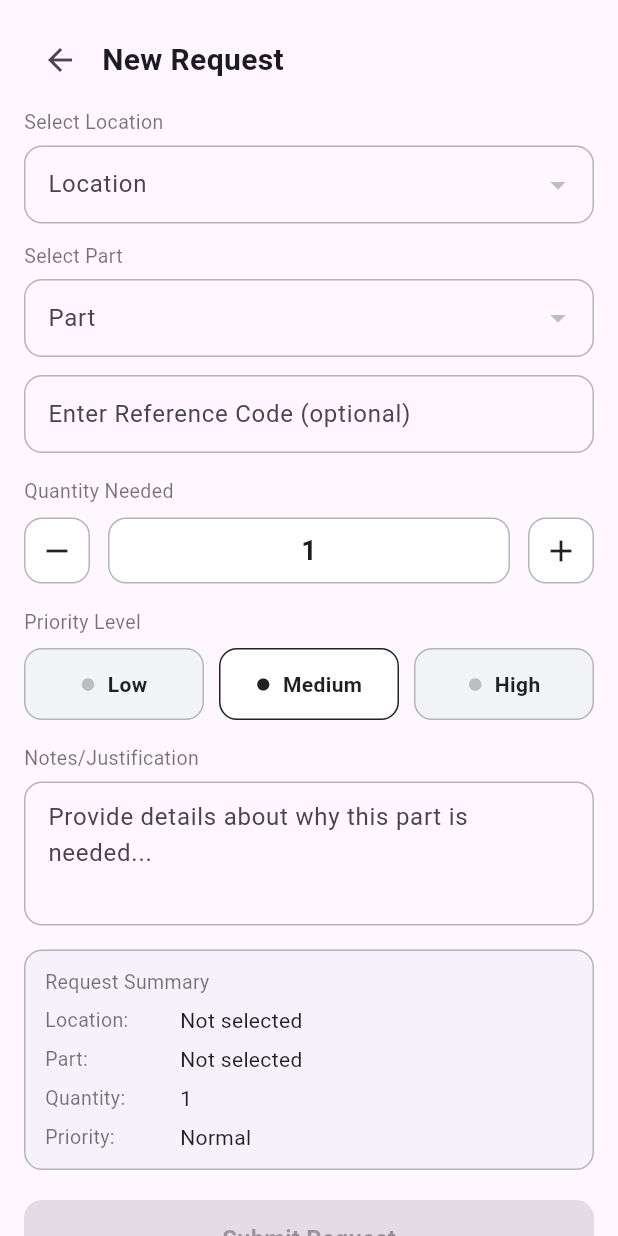
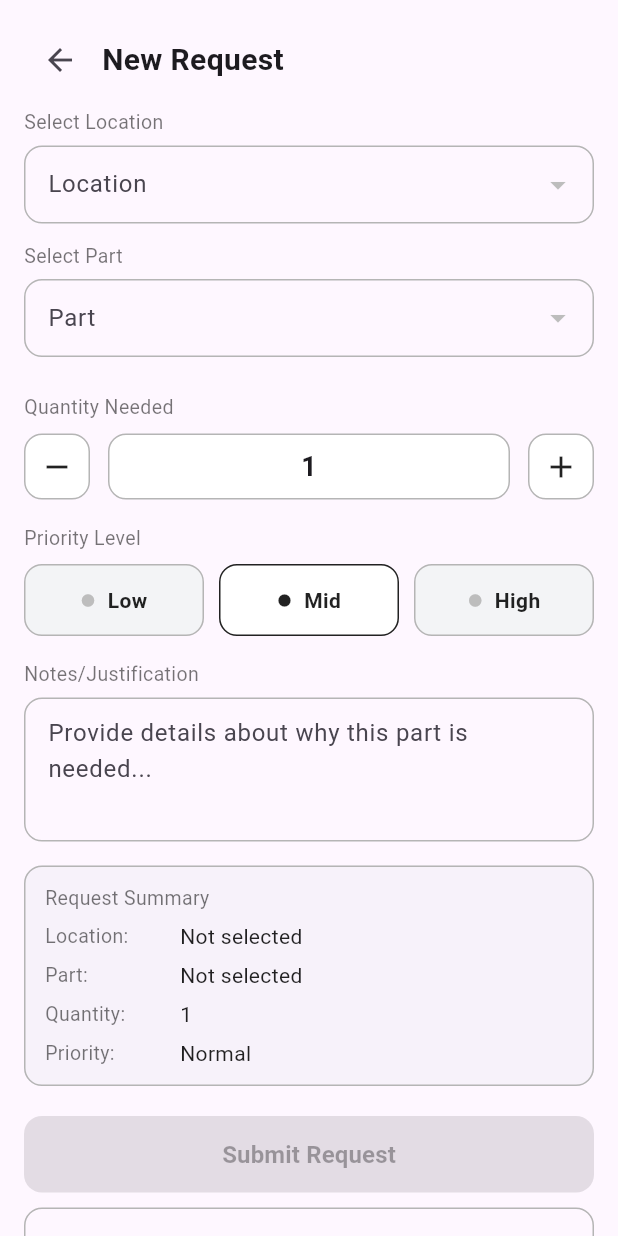
Before and after one commit to zijingkok/RSD3S1_KokZiJing_Source, a Flutter app: the InventoryRequestScreen widget shown alone on an empty page, opened directly, on a phone screen of 412 x 824 dp. Run offline on Flutter 3.47's test engine with Material 3 defaults, Android fonts, the phone set to English and light mode, and no system bars; our stand-ins replace supabase_flutter; missing offline and left inert: mobile_scanner; accounts and stored records are empty; network calls fail.

```diff
--- a/lib/Models/parts.dart
+++ b/lib/Models/parts.dart
@@ -5,6 +5,7 @@ class Part {
   final int stockQuantity;
   final String location;
   final int reorderLevel;
+
 
 
   Part({
@@ -27,6 +28,7 @@ class Part {
       stockQuantity: json['stock_quantity'] as int,
       location: json['location'] ?? '',
       reorderLevel: json['reorder_level'] ?? 0,
+
     );
   }
 }
--- a/lib/Screen/Inventory/inventory_request.dart
+++ b/lib/Screen/Inventory/inventory_request.dart
@@ -23,7 +23,7 @@ class _InventoryRequestScreenState extends State<InventoryRequestScreen> {
   // Distinct locations from _parts.location
   List<String> _locations = [];
 
-  String? _selectedLocation;   // dropdown #1
+  String? _selectedLocationID;   // dropdown #1
   String? _selectedPartId;     // dropdown #2
   int _qty = 1;
   ReqPriority _priority = ReqPriority.medium;
@@ -118,17 +118,17 @@ class _InventoryRequestScreenState extends State<InventoryRequestScreen> {
     setState(() {
       // Set location first so Part dropdown filters correctly
       if (loc != null && loc.isNotEmpty && _locations.contains(loc)) {
-        _selectedLocation = loc;
-      } else if (_locations.isNotEmpty && _selectedLocation == null) {
+        _selectedLocationID = loc;
+      } else if (_locations.isNotEmpty && _selectedLocationID == null) {
         // Optional fallback to first location if nothing provided
-        _selectedLocation = _locations.first;
+        _selectedLocationID = _locations.first;
       }
 
       // Only preselect the part if it belongs to the selected location
       if (partId != null) {
         final belongs = _parts.any((p) =>
         p['part_id'] == partId &&
-            (_selectedLocation == null || p['location'] == _selectedLocation));
+            (_selectedLocationID == null || p['location'] == _selectedLocationID));
         _selectedPartId = belongs ? partId : null;
       }
     });
@@ -164,6 +164,7 @@ class _InventoryRequestScreenState extends State<InventoryRequestScreen> {
 
   @override
   Widget build(BuildContext context) {
+
     const border = BorderSide(width: 1, color: Color(0xFFB5B5B5));
 
     // Read args exactly once on first build
@@ -174,9 +175,9 @@ class _InventoryRequestScreenState extends State<InventoryRequestScreen> {
     }
 
     // Filter parts by selected location
-    final filteredParts = (_selectedLocation == null || _selectedLocation!.isEmpty)
+    final filteredParts = (_selectedLocationID == null || _selectedLocationID!.isEmpty)
         ? <Map<String, dynamic>>[]
-        : _parts.where((p) => (p['location'] ?? '') == _selectedLocation).toList();
+        : _parts.where((p) => (p['location'] ?? '') == _selectedLocationID).toList();
 
     return SingleChildScrollView(
       padding: const EdgeInsets.fromLTRB(16, 16, 16, 16 + kBottomNavigationBarHeight),
@@ -201,7 +202,7 @@ class _InventoryRequestScreenState extends State<InventoryRequestScreen> {
           const Text('Select Location', style: TextStyle(fontSize: 13, color: Colors.black54)),
           const SizedBox(height: 6),
           DropdownButtonFormField<String>(
-            value: _selectedLocation,
+            value: _selectedLocationID,
             isExpanded: true,
             items: _locations
                 .map((loc) => DropdownMenuItem(
@@ -211,7 +212,7 @@ class _InventoryRequestScreenState extends State<InventoryRequestScreen> {
                 .toList(),
             onChanged: (v) {
               setState(() {
-                _selectedLocation = v;
+                _selectedLocationID = v;
                 _selectedPartId = null; // reset part when location changes
               });
             },
@@ -266,22 +267,8 @@ class _InventoryRequestScreenState extends State<InventoryRequestScreen> {
           const SizedBox(height: 12),
 
           // Optional reference code (UI only)
-          TextField(
-            controller: _codeCtrl,
-            decoration: InputDecoration(
-              hintText: 'Enter Reference Code (optional)',
-              contentPadding: const EdgeInsets.symmetric(horizontal: 12, vertical: 14),
-              border: OutlineInputBorder(
-                borderRadius: BorderRadius.circular(12),
-                borderSide: border,
-              ),
-              enabledBorder: OutlineInputBorder(
-                borderRadius: BorderRadius.circular(12),
-                borderSide: border,
-              ),
-            ),
-          ),
-          const SizedBox(height: 16),
+
+          const SizedBox(height: 12),
 
           // Quantity
           const Text('Quantity Needed', style: TextStyle(fontSize: 13, color: Colors.black54)),
@@ -330,7 +317,7 @@ class _InventoryRequestScreenState extends State<InventoryRequestScreen> {
               const SizedBox(width: 10),
               Expanded(
                 child: _PriorityPill(
-                  label: 'Medium',
+                  label: 'Mid',
                   selected: _priority == ReqPriority.medium,
                   onTap: () => setState(() => _priority = ReqPriority.medium),
                 ),
@@ -386,7 +373,7 @@ class _InventoryRequestScreenState extends State<InventoryRequestScreen> {
                   const Text('Request Summary',
                       style: TextStyle(fontSize: 13, color: Colors.black54)),
                   const SizedBox(height: 6),
-                  _kv('Location:', _selectedLocation ?? 'Not selected'),
+                  _kv('Location:', _selectedLocationID ?? 'Not selected'),
                   const SizedBox(height: 6),
                   _kv('Part:', _selectedPartName),
                   const SizedBox(height: 6),
--- a/lib/Screen/Inventory/inventory_request_status.dart
+++ b/lib/Screen/Inventory/inventory_request_status.dart
@@ -249,9 +249,6 @@ class _RequestCard extends StatelessWidget {
                     )),
               ],
             ),
-
-
-
           ],
         ),
       ),
--- a/lib/services/procurement_service.dart
+++ b/lib/services/procurement_service.dart
@@ -12,7 +12,7 @@ class ProcurementService {
     required String partId,
     required int quantity,
     required String priority, // 'Low' | 'Normal' | 'Urgent'
-    String? notes,            // only use if you add `notes` column
+    String? notes, // only use if you add `notes` column
   }) async {
     await _client.from('procurement_requests').insert({
       'part_id': partId,
@@ -23,25 +23,25 @@ class ProcurementService {
     });
   }
 
-
   //fecth part with location
   Future<List<Map<String, dynamic>>> fetchParts() async {
     final res = await _client
         .from('parts')
-        .select('part_id, part_name, part_number, stock_quantity, location, reorder_level')
+        .select(
+          'part_id, part_name, part_number, stock_quantity, location',
+        )
         .order('part_name', ascending: true)
-        .order('location',  ascending: true);   // ← no semicolon before this
+        .order('location', ascending: true) ;// ← no semicolon before this
 
     return List<Map<String, dynamic>>.from(res as List);
   }
-
 
   /// Optional: map {part_id: part_name} (used for realtime stream join workaround)
   Future<Map<String, String>> _partsNameMap() async {
     final parts = await fetchParts();
     return {
       for (final p in parts)
-        (p['part_id'] as String): (p['part_name'] as String)
+        (p['part_id'] as String): (p['part_name'] as String),
     };
   }
 
@@ -55,8 +55,7 @@ class ProcurementService {
         .order('request_date', ascending: false);
 
     return (res as List)
-        .map((row) =>
-        ProcurementRequest.fromJson(row as Map<String, dynamic>))
+        .map((row) => ProcurementRequest.fromJson(row as Map<String, dynamic>))
         .toList();
   }
 
@@ -71,7 +70,7 @@ class ProcurementService {
           return rows.map((row) {
             final map = Map<String, dynamic>.from(row);
             map['parts'] = {
-          'part_name': nameMap[map['part_id'] as String] ?? 'Unknown Part'
+              'part_name': nameMap[map['part_id'] as String] ?? 'Unknown Part',
             };
             return ProcurementRequest.fromJson(map);
           }).toList();
@@ -86,8 +85,7 @@ class ProcurementService {
         .order('request_date', ascending: false);
 
     return (res as List)
-        .map((row) =>
-        ProcurementRequest.fromJson(row as Map<String, dynamic>))
+        .map((row) => ProcurementRequest.fromJson(row as Map<String, dynamic>))
         .toList();
   }
 
@@ -101,7 +99,6 @@ class ProcurementService {
         .update({'status': status})
         .eq('request_id', requestId);
   }
-
 
   /// Update status (e.g., Pending → Approved → Ordered → Arrived)
   Future<void> updateQuantity({
```
Also changed, not shown: lib/Screen/Inventory/inventory_list.dart (+100 -16 lines). Lines whose indentation alone changed are shown as unchanged.
